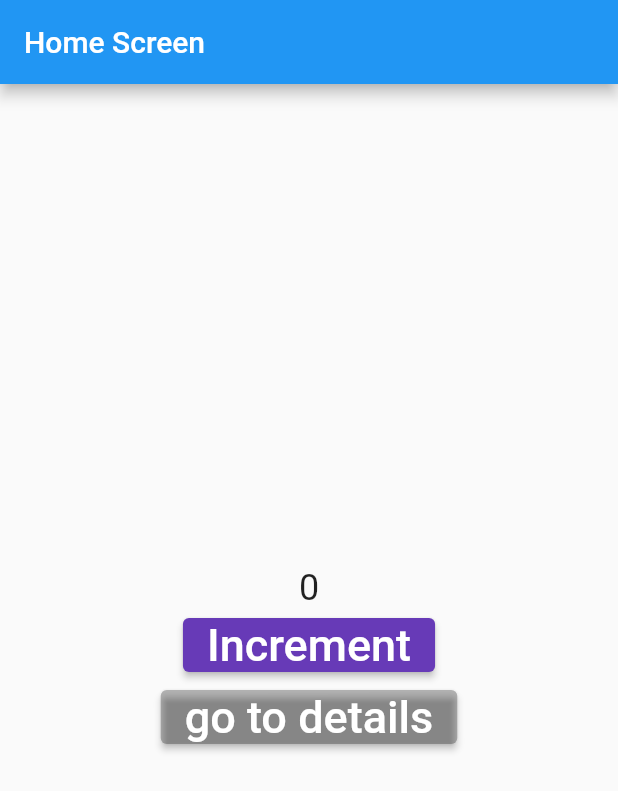
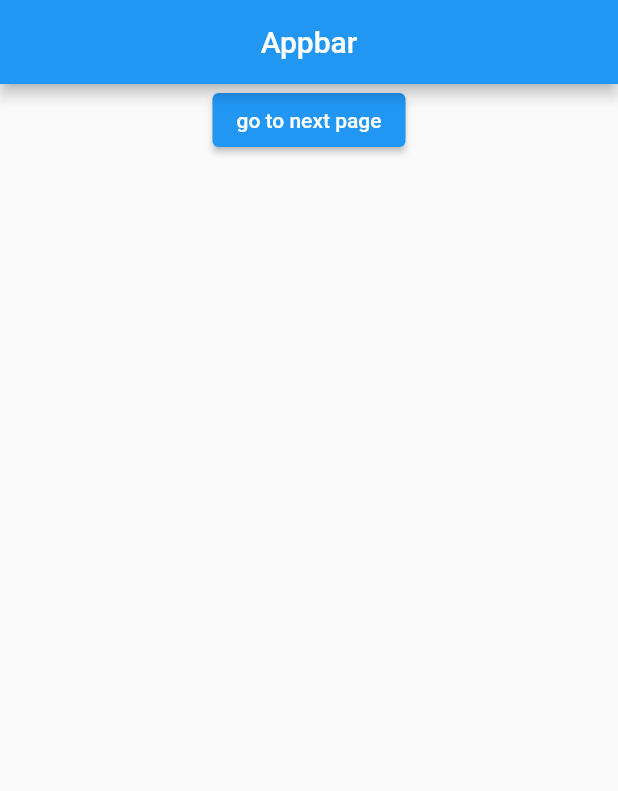
Before and after one commit to ritesh9691/Getx_Tutorial, a Flutter app: the screen it shows after launch, on a phone screen of 412 x 824 dp. Shown: the top 791 px of the screen. Run offline on Flutter 3.47's test engine with Material 2 defaults, Android fonts, the phone set to English and light mode, and no system bars; our stand-ins replace get.

```diff
--- a/lib/Pages/detail/controller/detail_controller.dart
+++ /dev/null
@@ -1,6 +0,0 @@
-import 'package:flutter/material.dart';
-import 'package:get/get.dart';
-
-class DetailController extends GetxController{
-
-}
--- a/lib/Pages/home/controller/Controller.dart
+++ /dev/null
@@ -1,11 +0,0 @@
-import 'package:get/get.dart';
-import 'package:get/get_state_manager/src/simple/get_controllers.dart';
-
-class HomeController extends GetxController{
-  var count  = 0.obs;
-
-  increment(){
-    count++;
-  }
-
-}
--- a/lib/Pages/home/view/home.dart
+++ b/lib/Pages/home/view/home.dart
@@ -1,63 +1,28 @@
 import 'package:flutter/material.dart';
 import 'package:get/get.dart';
-import 'package:get/get_core/src/get_main.dart';
-import 'package:state_manegment/Pages/home/controller/Controller.dart';
-import 'package:state_manegment/services/api_services.dart';
 
-import '../../detail/view/detail.dart';
+import '../../detail/userdetailes.dart';
+
 class HomeScreen extends StatelessWidget {
-
-
- const HomeScreen({Key? key}) : super(key: key);
+  const HomeScreen({Key? key}) : super(key: key);
 
   @override
   Widget build(BuildContext context) {
     // final apiService = Get.put(ApiService());
     // final homeState = Get.put(HomeController());
-    final homeController = Get.find<HomeController>();
     return Scaffold(
       appBar: AppBar(
-        title: Text("Home Screen"),
+        title: Center(child: Text("Appbar")),
       ),
       body: Container(
-        width: MediaQuery.of(context).size.width,
+        width: double.infinity,
         child: Column(
-          mainAxisAlignment: MainAxisAlignment.center,
           children: [
-           Obx(() =>  Text("${homeController.count}",
-             style: TextStyle(fontSize: 24),),),
-
             ElevatedButton(
-                onPressed: (){
-                  Get.snackbar("title", "This is Getx Snckbar",
-                  snackPosition: SnackPosition.BOTTOM
-                  );
-               // homeController.increment();
-               // Get.toNamed("/detail");
-               //  //  print(apiService.fetchTextFromApi());
-                },
-              style: ButtonStyle(
-                backgroundColor:  MaterialStateProperty.all<Color>(Colors.deepPurple),
-              ),
-              child: Text(
-                'Increment',
-                style: TextStyle(fontSize: 30),
-              ),
-            ),
-            ElevatedButton(
-              onPressed: (){
-                Get.defaultDialog(title: "this our dialog");
-
-               // Get.toNamed("/detail");
-                //  print(apiService.fetchTextFromApi());
+              onPressed: () {
+                Get.to(() => UserDetailes());
               },
-              style: ButtonStyle(
-                backgroundColor:  MaterialStateProperty.all<Color>(Colors.black26),
-              ),
-              child: Text(
-                'go to details',
-                style: TextStyle(fontSize: 30),
-              ),
+              child: Text("go to next page"),
             ),
           ],
         ),
--- a/lib/main.dart
+++ b/lib/main.dart
@@ -1,8 +1,5 @@
 import 'package:flutter/material.dart';
 import 'package:get/get.dart';
-import 'package:get/get_navigation/src/root/get_material_app.dart';
-import 'package:state_manegment/Pages/detail/view/detail.dart';
-import 'package:state_manegment/Pages/home/binding/home_binding.dart';
 
 import 'Pages/home/view/home.dart';
 
@@ -21,11 +18,7 @@ class MyApp extends StatelessWidget {
       theme: ThemeData(
         primarySwatch: Colors.blue,
       ),
-     getPages: [
-       GetPage(name: "/home", page: () => HomeScreen(), binding: HomeBinding(),),
-       GetPage(name: "/detail", page: () => DetailScreen()),
-     ],
-initialRoute: "/home",
+      home: HomeScreen(),
     );
   }
 }
--- a/lib/services/api_services.dart
+++ /dev/null
@@ -1,7 +0,0 @@
-class ApiService{
-  String fetchTextFromApi(){
-    return " this is from the backend";
-  }
-
-  int value = 10;
-}
```
Also changed, not shown: lib/Models/model1.dart (added, +61 -0 lines), lib/Pages/detail/userdetailes.dart (added, +70 -0 lines), lib/Pages/detail/view/detail.dart (deleted, +0 -28 lines), lib/Pages/home/binding/home_binding.dart (deleted, +0 -15 lines), lib/controller/Controller.dart (added, +33 -0 lines), pubspec.yaml (+5 -13 lines), pubspec.lock.
